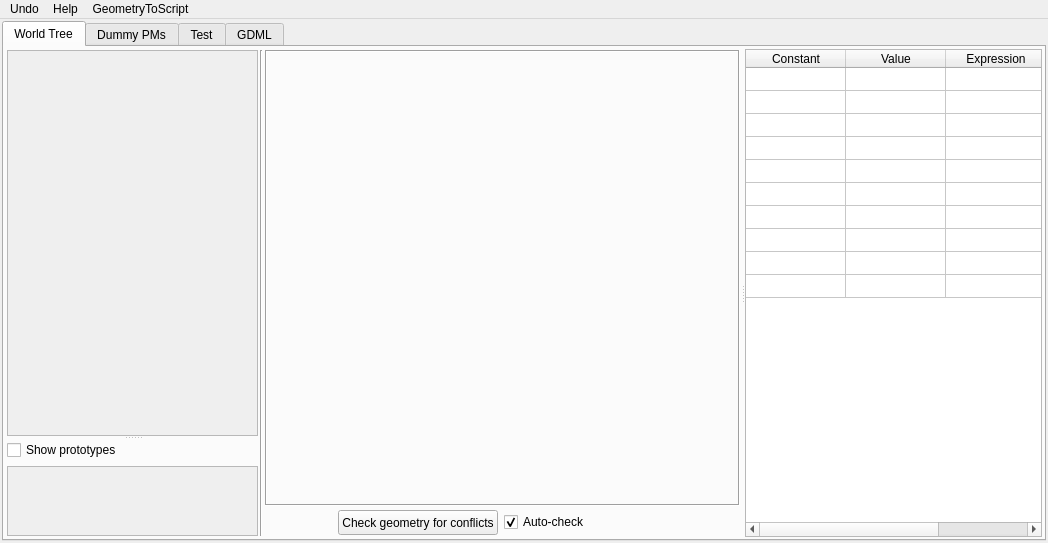
First picture: the form in src/gui/detectoraddonswindow.ui, repository andrmor/ANTS2, before the edit.
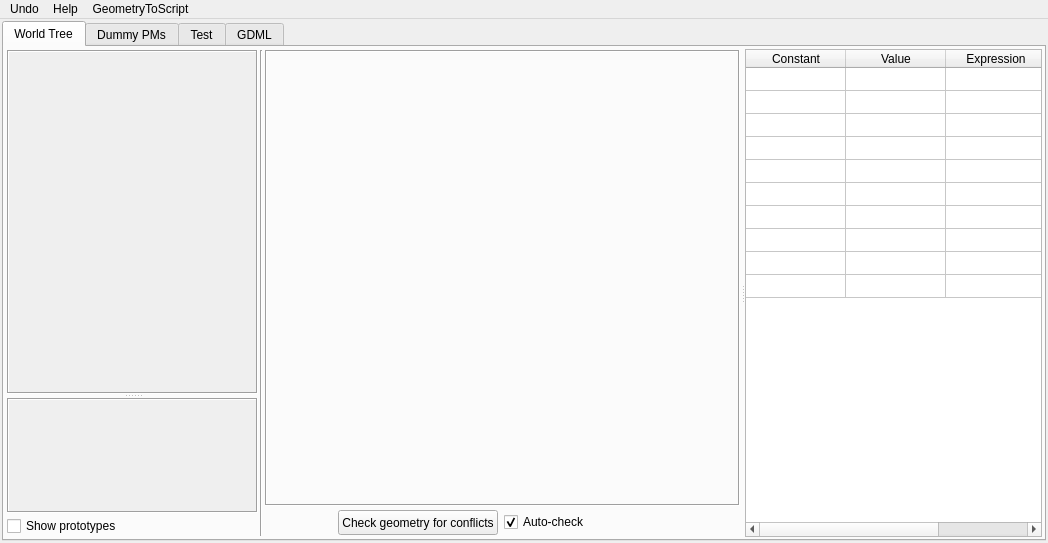
Second picture: the form after the edit.

```diff
--- a/src/gui/detectoraddonswindow.ui
+++ b/src/gui/detectoraddonswindow.ui
@@ -100,6 +100,9 @@
                    <verstretch>3</verstretch>
                   </sizepolicy>
                  </property>
+                 <property name="frameShape">
+                  <enum>QFrame::Box</enum>
+                 </property>
                  <property name="widgetResizable">
                   <bool>true</bool>
                  </property>
@@ -108,38 +111,38 @@
                    <rect>
                     <x>0</x>
                     <y>0</y>
-                    <width>148</width>
-                    <height>342</height>
+                    <width>146</width>
+                    <height>146</height>
                    </rect>
                   </property>
                  </widget>
                 </widget>
-                <widget class="QFrame" name="frPrototypes">
+                <widget class="QScrollArea" name="saPrototypes">
                  <property name="sizePolicy">
-                  <sizepolicy hsizetype="Preferred" vsizetype="MinimumExpanding">
+                  <sizepolicy hsizetype="Expanding" vsizetype="Expanding">
                    <horstretch>0</horstretch>
-                   <verstretch>0</verstretch>
+                   <verstretch>1</verstretch>
                   </sizepolicy>
                  </property>
                  <property name="frameShape">
-                  <enum>QFrame::NoFrame</enum>
+                  <enum>QFrame::Box</enum>
                  </property>
-                 <property name="frameShadow">
-                  <enum>QFrame::Raised</enum>
+                 <property name="widgetResizable">
+                  <bool>true</bool>
                  </property>
-                 <layout class="QVBoxLayout" name="verticalLayout_12">
-                  <property name="leftMargin">
-                   <number>0</number>
+                 <widget class="QWidget" name="scrollAreaWidgetContents_2">
+                  <property name="geometry">
+                   <rect>
+                    <x>0</x>
+                    <y>0</y>
+                    <width>146</width>
+                    <height>288</height>
+                   </rect>
                   </property>
-                  <property name="topMargin">
-                   <number>0</number>
-                  </property>
-                  <property name="rightMargin">
-                   <number>0</number>
-                  </property>
-                  <property name="bottomMargin">
-                   <number>0</number>
-                  </property>
+                 </widget>
+                </widget>
+               </widget>
+              </item>
                   <item>
                    <widget class="QCheckBox" name="checkBox">
                     <property name="sizePolicy">
@@ -157,33 +160,6 @@
                     <property name="text">
                      <string>Show prototypes</string>
                     </property>
-                   </widget>
-                  </item>
-                  <item>
-                   <widget class="QScrollArea" name="saPrototypes">
-                    <property name="sizePolicy">
-                     <sizepolicy hsizetype="Expanding" vsizetype="Expanding">
-                      <horstretch>0</horstretch>
-                      <verstretch>2</verstretch>
-                     </sizepolicy>
-                    </property>
-                    <property name="widgetResizable">
-                     <bool>true</bool>
-                    </property>
-                    <widget class="QWidget" name="scrollAreaWidgetContents_2">
-                     <property name="geometry">
-                      <rect>
-                       <x>0</x>
-                       <y>0</y>
-                       <width>148</width>
-                       <height>94</height>
-                      </rect>
-                     </property>
-                    </widget>
-                   </widget>
-                  </item>
-                 </layout>
-                </widget>
                </widget>
               </item>
              </layout>
```
Left out of the diff: 2 changed lines with no effect on the pictures. Lines whose indentation alone changed are shown as unchanged.
